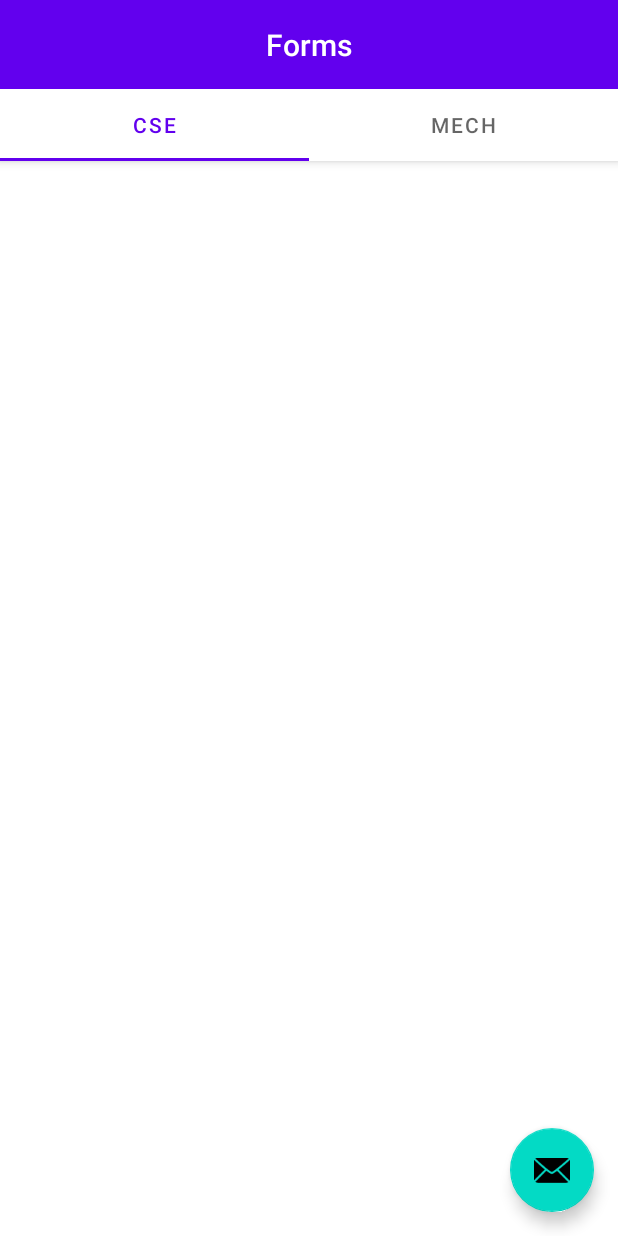
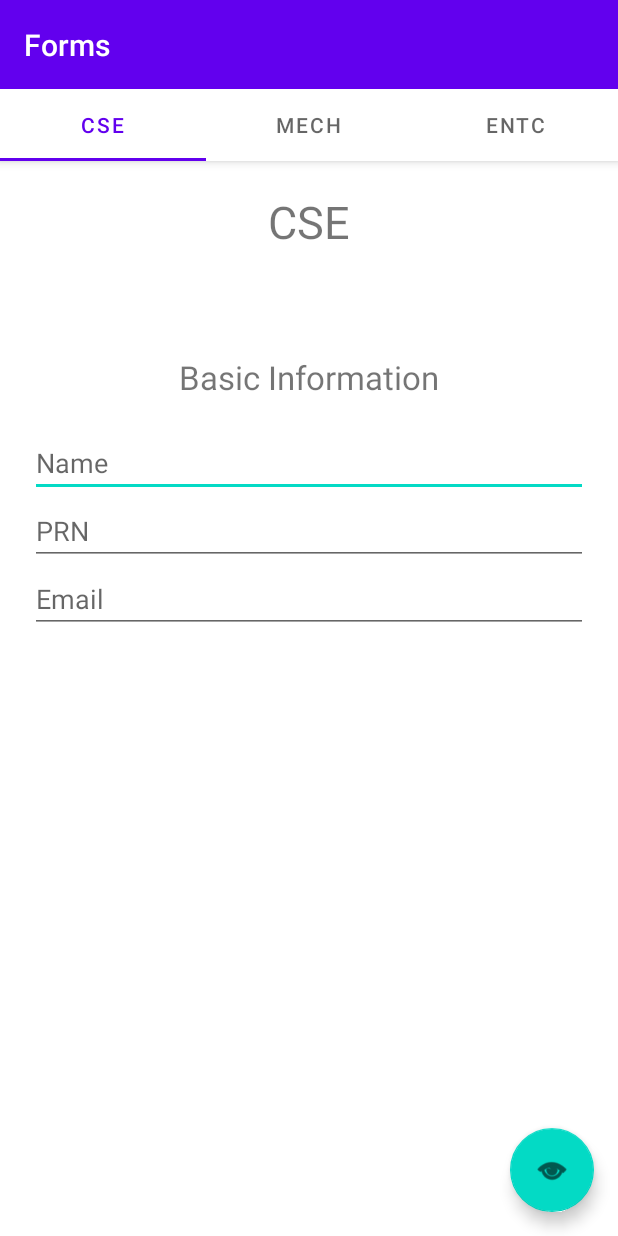
Before and after one commit to Anuj-Rathore24/MiniProject, an Android app: the screen it shows after launch (homePage before the commit, HomePage after it), on a phone screen of 412 x 824 dp. Run offline under Robolectric (Android 15) with nearby library versions, the light colour scheme and no system bars; 1 statement that could not run was skipped.

Commit message:
added fragment for form of cse

```diff
--- a/app/build.gradle
+++ b/app/build.gradle
@@ -38,6 +38,7 @@ dependencies {
     implementation files('libs/mysql-connector-java-8.0.24.jar')
     implementation 'androidx.lifecycle:lifecycle-livedata-ktx:2.3.1'
     implementation 'androidx.lifecycle:lifecycle-viewmodel-ktx:2.3.1'
+    implementation 'androidx.annotation:annotation:1.2.0'
     testImplementation 'junit:junit:4.+'
     androidTestImplementation 'androidx.test.ext:junit:1.1.2'
     androidTestImplementation 'androidx.test.espresso:espresso-core:3.3.0'
--- a/app/src/main/AndroidManifest.xml
+++ b/app/src/main/AndroidManifest.xml
@@ -10,7 +10,7 @@
         android:supportsRtl="true"
         android:theme="@style/Theme.Myfirstapp">
         <activity
-            android:name=".homePage"
+            android:name=".HomePage"
             android:exported="false"
             android:label="@string/title_activity_home_page"
             android:theme="@style/Theme.Myfirstapp.NoActionBar" />
--- /dev/null
+++ b/app/src/main/java/com/example/myfirstapp/CseForm.java
@@ -0,0 +1,64 @@
+package com.example.myfirstapp;
+
+import android.os.Bundle;
+
+import androidx.fragment.app.Fragment;
+
+import android.view.LayoutInflater;
+import android.view.View;
+import android.view.ViewGroup;
+
+/**
+ * A simple {@link Fragment} subclass.
+ * Use the {@link CseForm#newInstance} factory method to
+ * create an instance of this fragment.
+ */
+public class CseForm extends Fragment {
+
+    // TODO: Rename parameter arguments, choose names that match
+    // the fragment initialization parameters, e.g. ARG_ITEM_NUMBER
+    private static final String ARG_PARAM1 = "param1";
+    private static final String ARG_PARAM2 = "param2";
+
+    // TODO: Rename and change types of parameters
+    private String mParam1;
+    private String mParam2;
+
+    public CseForm() {
+        // Required empty public constructor
+    }
+
+    /**
+     * Use this factory method to create a new instance of
+     * this fragment using the provided parameters.
+     *
+     * @param param1 Parameter 1.
+     * @param param2 Parameter 2.
+     * @return A new instance of fragment CseForm.
+     */
+    // TODO: Rename and change types and number of parameters
+    public static CseForm newInstance(String param1, String param2) {
+        CseForm fragment = new CseForm();
+        Bundle args = new Bundle();
+        args.putString(ARG_PARAM1, param1);
+        args.putString(ARG_PARAM2, param2);
+        fragment.setArguments(args);
+        return fragment;
+    }
+
+    @Override
+    public void onCreate(Bundle savedInstanceState) {
+        super.onCreate(savedInstanceState);
+        if (getArguments() != null) {
+            mParam1 = getArguments().getString(ARG_PARAM1);
+            mParam2 = getArguments().getString(ARG_PARAM2);
+        }
+    }
+
+    @Override
+    public View onCreateView(LayoutInflater inflater, ViewGroup container,
+                             Bundle savedInstanceState) {
+        // Inflate the layout for this fragment
+        return inflater.inflate(R.layout.fragment_cse_form, container, false);
+    }
+}
--- a/app/src/main/java/com/example/myfirstapp/homePage.java
+++ b/app/src/main/java/com/example/myfirstapp/HomePage.java
@@ -1,13 +1,11 @@
 package com.example.myfirstapp;
 
-import android.content.Intent;
 import android.os.Bundle;
 
 import com.google.android.material.floatingactionbutton.FloatingActionButton;
 import com.google.android.material.snackbar.Snackbar;
 import com.google.android.material.tabs.TabLayout;
 
-import androidx.fragment.app.Fragment;
 import androidx.viewpager.widget.ViewPager;
 import androidx.appcompat.app.AppCompatActivity;
 
@@ -18,11 +16,9 @@ import android.view.View;
 import com.example.myfirstapp.ui.main.SectionsPagerAdapter;
 import com.example.myfirstapp.databinding.ActivityHomePageBinding;
 
-public class homePage extends AppCompatActivity{
+public class HomePage extends AppCompatActivity {
 
     private ActivityHomePageBinding binding;
-
-
 
     @Override
     protected void onCreate(Bundle savedInstanceState) {
@@ -38,22 +34,6 @@ public class homePage extends AppCompatActivity{
         tabs.setupWithViewPager(viewPager);
         FloatingActionButton fab = binding.fab;
 
-//        TabLayout tabLayout = (TabLayout) findViewById(R.id.tabs);
-//        TabLayout.Tab tab = tabLayout.getTabAt(0);
-//        tab.select();
-//        int i=0;
-//        tab.setText("Slide->"+i);
-//        while(i<3){
-//            tab = tabLayout.getTabAt(1);
-//            tab.select();
-//            tab.setText("slide ->"+i);
-//            i++;
-//        }
-
-        ViewPager view=(ViewPager)findViewById(R.id.view_pager);
-        view.removeAllViews();
-
-
         fab.setOnClickListener(new View.OnClickListener() {
             @Override
             public void onClick(View view) {
@@ -62,5 +42,4 @@ public class homePage extends AppCompatActivity{
             }
         });
     }
-
 }
--- a/app/src/main/java/com/example/myfirstapp/MainActivity.java
+++ b/app/src/main/java/com/example/myfirstapp/MainActivity.java
@@ -36,7 +36,7 @@ public class MainActivity extends AppCompatActivity {
 
     @Override
     protected void onCreate(Bundle savedInstanceState) {
-        Intent intent=new Intent(MainActivity.this,homePage.class);
+        Intent intent=new Intent(MainActivity.this,HomePage.class);
         startActivity(intent);
 
         Context context=getApplicationContext();
--- a/app/src/main/java/com/example/myfirstapp/ui/main/SectionsPagerAdapter.java
+++ b/app/src/main/java/com/example/myfirstapp/ui/main/SectionsPagerAdapter.java
@@ -8,6 +8,7 @@ import androidx.fragment.app.Fragment;
 import androidx.fragment.app.FragmentManager;
 import androidx.fragment.app.FragmentPagerAdapter;
 
+import com.example.myfirstapp.CseForm;
 import com.example.myfirstapp.R;
 
 /**
@@ -17,7 +18,7 @@ import com.example.myfirstapp.R;
 public class SectionsPagerAdapter extends FragmentPagerAdapter {
 
     @StringRes
-    private static final int[] TAB_TITLES = new int[]{R.string.tab_text_1, R.string.tab_text_2};
+    private static final int[] TAB_TITLES = new int[]{R.string.tab_text_1, R.string.tab_text_2,R.string.tab_text_3};
     private final Context mContext;
 
     public SectionsPagerAdapter(Context context, FragmentManager fm) {
@@ -29,7 +30,12 @@ public class SectionsPagerAdapter extends FragmentPagerAdapter {
     public Fragment getItem(int position) {
         // getItem is called to instantiate the fragment for the given page.
         // Return a PlaceholderFragment (defined as a static inner class below).
-        return PlaceholderFragment.newInstance(position + 1);
+        switch (position){
+            case 0:
+                return new CseForm();
+            default:
+                return new PlaceholderFragment();
+        }
     }
 
     @Nullable
@@ -40,7 +46,7 @@ public class SectionsPagerAdapter extends FragmentPagerAdapter {
 
     @Override
     public int getCount() {
-        // Show 2 total pages.
-        return 2;
+        // Show 3 total pages.
+        return 3;
     }
 }
--- a/app/src/main/res/layout/activity_home_page.xml
+++ b/app/src/main/res/layout/activity_home_page.xml
@@ -4,9 +4,7 @@
     xmlns:tools="http://schemas.android.com/tools"
     android:layout_width="match_parent"
     android:layout_height="match_parent"
-    tools:context=".homePage">
-
-
+    tools:context=".HomePage">
 
     <com.google.android.material.appbar.AppBarLayout
         android:layout_width="match_parent"
@@ -15,22 +13,18 @@
 
         <TextView
             android:id="@+id/title"
-            android:layout_width="match_parent"
+            android:layout_width="wrap_content"
             android:layout_height="wrap_content"
             android:gravity="center"
             android:minHeight="?actionBarSize"
             android:padding="@dimen/appbar_padding"
-            android:text="Forms"
+            android:text="@string/app_name"
             android:textAppearance="@style/TextAppearance.Widget.AppCompat.Toolbar.Title" />
-        <ScrollView
-            android:layout_width="match_parent"
-            android:layout_height="match_parent"
-            >
+
         <com.google.android.material.tabs.TabLayout
             android:id="@+id/tabs"
             android:layout_width="match_parent"
             android:layout_height="wrap_content" />
-        </ScrollView>
     </com.google.android.material.appbar.AppBarLayout>
 
     <androidx.viewpager.widget.ViewPager
@@ -46,7 +40,5 @@
         android:layout_gravity="bottom|end"
         android:layout_marginEnd="@dimen/fab_margin"
         android:layout_marginBottom="16dp"
-        app:srcCompat="@android:drawable/ic_dialog_email" />
-
-
+        app:srcCompat="@android:drawable/ic_menu_view" />
 </androidx.coordinatorlayout.widget.CoordinatorLayout>
--- /dev/null
+++ b/app/src/main/res/layout/fragment_cse_form.xml
@@ -0,0 +1,77 @@
+<?xml version="1.0" encoding="utf-8"?>
+<FrameLayout xmlns:android="http://schemas.android.com/apk/res/android"
+    xmlns:app="http://schemas.android.com/apk/res-auto"
+    xmlns:tools="http://schemas.android.com/tools"
+    android:layout_width="match_parent"
+    android:layout_height="match_parent"
+    tools:context=".CseForm">
+<androidx.constraintlayout.widget.ConstraintLayout
+        android:layout_width="match_parent"
+        android:layout_height="match_parent">
+
+
+    <TextView
+        android:id="@+id/csefraghead"
+        android:layout_width="match_parent"
+        android:layout_height="wrap_content"
+        android:layout_margin="20dp"
+        android:text="CSE"
+        android:textAlignment="center"
+        android:textSize="30sp"
+        app:layout_constraintBottom_toBottomOf="parent"
+        app:layout_constraintTop_toTopOf="parent"
+        app:layout_constraintVertical_bias="0.0"
+        tools:layout_editor_absoluteX="20dp" />
+
+    <ScrollView
+        android:layout_width="match_parent"
+        android:layout_height="wrap_content"
+        app:layout_constraintBottom_toBottomOf="parent"
+        app:layout_constraintEnd_toEndOf="parent"
+        app:layout_constraintHorizontal_bias="0.0"
+        app:layout_constraintStart_toStartOf="parent"
+        app:layout_constraintTop_toBottomOf="@+id/csefraghead"
+        app:layout_constraintVertical_bias="0.06999999">
+
+        <androidx.appcompat.widget.LinearLayoutCompat
+            android:layout_width="match_parent"
+            android:layout_height="200dp"
+            android:layout_margin="20dp"
+            android:orientation="vertical">
+
+
+            <TextView
+                android:id="@+id/basicinfo"
+                android:layout_width="match_parent"
+                android:layout_height="wrap_content"
+                android:layout_margin="20dp"
+                android:text="Basic Information"
+                android:textAlignment="center"
+                android:textSize="22sp" />
+
+            <EditText
+                android:id="@+id/name"
+                android:layout_width="match_parent"
+                android:layout_height="wrap_content"
+                android:hint="Name"
+                android:inputType="text" />
+
+            <EditText
+                android:id="@+id/prn"
+                android:layout_width="match_parent"
+                android:layout_height="wrap_content"
+
+                android:hint="PRN"
+                android:inputType="number" />
+
+            <EditText
+                android:id="@+id/email"
+                android:layout_width="match_parent"
+                android:layout_height="wrap_content"
+                android:hint="Email"
+                android:inputType="textEmailAddress" />
+        </androidx.appcompat.widget.LinearLayoutCompat>
+
+    </ScrollView>
+</androidx.constraintlayout.widget.ConstraintLayout>
+</FrameLayout>
--- a/app/src/main/res/layout/fragment_home_page.xml
+++ b/app/src/main/res/layout/fragment_home_page.xml
@@ -6,13 +6,7 @@
     android:layout_width="match_parent"
     android:layout_height="match_parent"
     tools:context=".ui.main.PlaceholderFragment">
-    <androidx.viewpager.widget.ViewPager
-        xmlns:android="http://schemas.android.com/apk/res/android"
-        android:id="@+id/pager"
-        android:layout_width="match_parent"
-        android:layout_height="match_parent">
 
-    </androidx.viewpager.widget.ViewPager>
     <TextView
         android:id="@+id/section_label"
         android:layout_width="wrap_content"
--- a/app/src/main/res/values/dimens.xml
+++ b/app/src/main/res/values/dimens.xml
@@ -5,4 +5,7 @@
     <dimen name="appbar_padding">16dp</dimen>
     <dimen name="fab_margin">16dp</dimen>
     <dimen name="appbar_padding_top">8dp</dimen>
+    <!-- Default screen margins, per the Android Design guidelines. -->
+    <dimen name="fragment_horizontal_margin">16dp</dimen>
+    <dimen name="fragment_vertical_margin">16dp</dimen>
 </resources>
--- a/app/src/main/res/values/strings.xml
+++ b/app/src/main/res/values/strings.xml
@@ -1,9 +1,20 @@
 <resources>
-    <string name="app_name">Admin</string>
+    <string name="app_name">Forms</string>
     <string name="headingAdmin">Response</string>
     <string name="title_activity_home_page">homePage</string>
     <string name="tab_text_1">CSE</string>
     <string name="tab_text_2">MECH</string>
     <string name="tab_text_3">ENTC</string>
+    <!-- Strings related to login -->
+    <string name="prompt_email">Email</string>
+    <string name="prompt_password">Password</string>
+    <string name="action_sign_in">Sign in or register</string>
+    <string name="action_sign_in_short">Sign in</string>
+    <string name="welcome">"Welcome!"</string>
+    <string name="invalid_username">Not a valid username</string>
+    <string name="invalid_password">Password must be >5 characters</string>
+    <string name="login_failed">"Login failed"</string>
+    <!-- TODO: Remove or change this placeholder text -->
+    <string name="hello_blank_fragment">Hello blank fragment</string>
 
 </resources>
```
